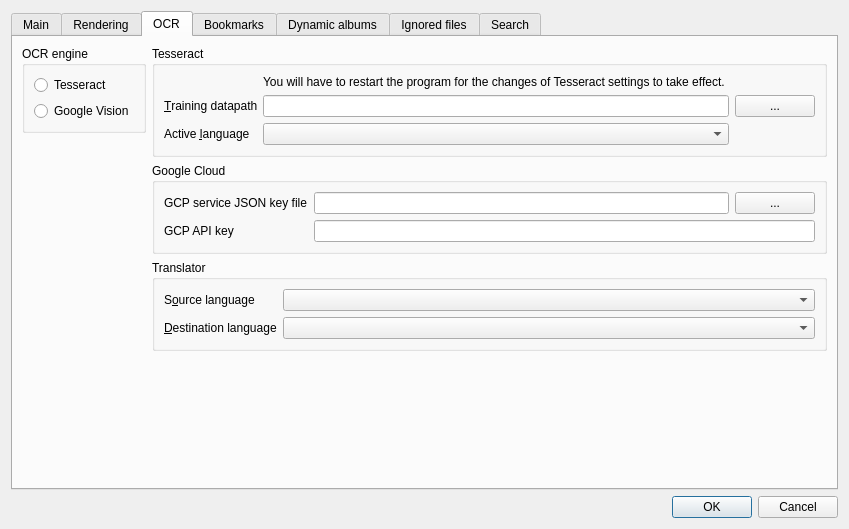
Before: the Qt Designer form settingsdialog.ui in kernel1024/qmanga, drawn with Qt 5.
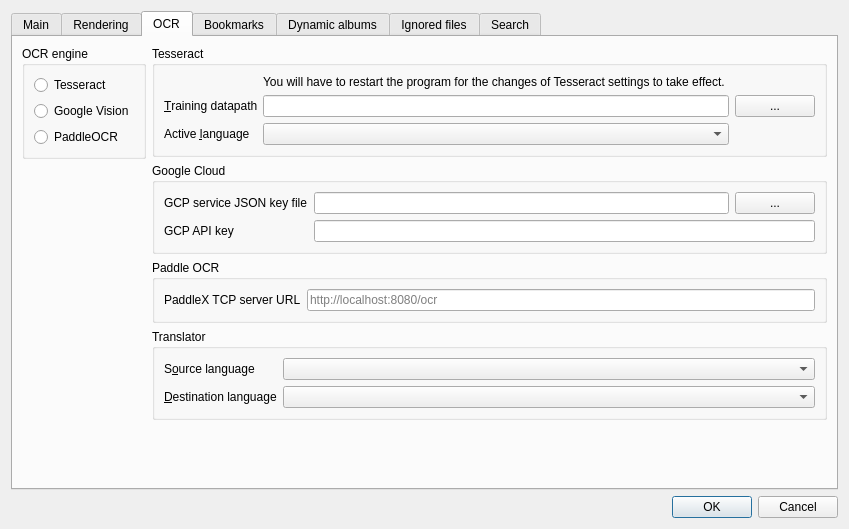
After: the same form once the commit is applied. The open tabs and pages were chosen to show the change.

Commit message: PaddleX ML OCR engine support.

Diff of the .ui file:
```diff
--- a/settingsdialog.ui
+++ b/settingsdialog.ui
@@ -1194,6 +1194,13 @@
               </property>
              </widget>
             </item>
+            <item>
+             <widget class="QRadioButton" name="rbPaddleOCR">
+              <property name="text">
+               <string>PaddleOCR</string>
+              </property>
+             </widget>
+            </item>
            </layout>
           </widget>
          </item>
@@ -1313,6 +1320,32 @@
            </layout>
           </widget>
          </item>
+         <item>
+          <widget class="QGroupBox" name="groupBox_11">
+           <property name="title">
+            <string>Paddle OCR</string>
+           </property>
+           <layout class="QHBoxLayout" name="horizontalLayout_16">
+            <item>
+             <widget class="QLabel" name="label_28">
+              <property name="text">
+               <string>PaddleX TCP server URL</string>
+              </property>
+              <property name="buddy">
+               <cstring>editPaddleXUrl</cstring>
+              </property>
+             </widget>
+            </item>
+            <item>
+             <widget class="QLineEdit" name="editPaddleXUrl">
+              <property name="placeholderText">
+               <string>http://localhost:8080/ocr</string>
+              </property>
+             </widget>
+            </item>
+           </layout>
+          </widget>
+         </item>
          <item>
           <widget class="QGroupBox" name="groupTranslator">
            <property name="title">
```
Left out of the diff: 58 changed lines with no effect on the pictures. The commit also changes 10 other files.
